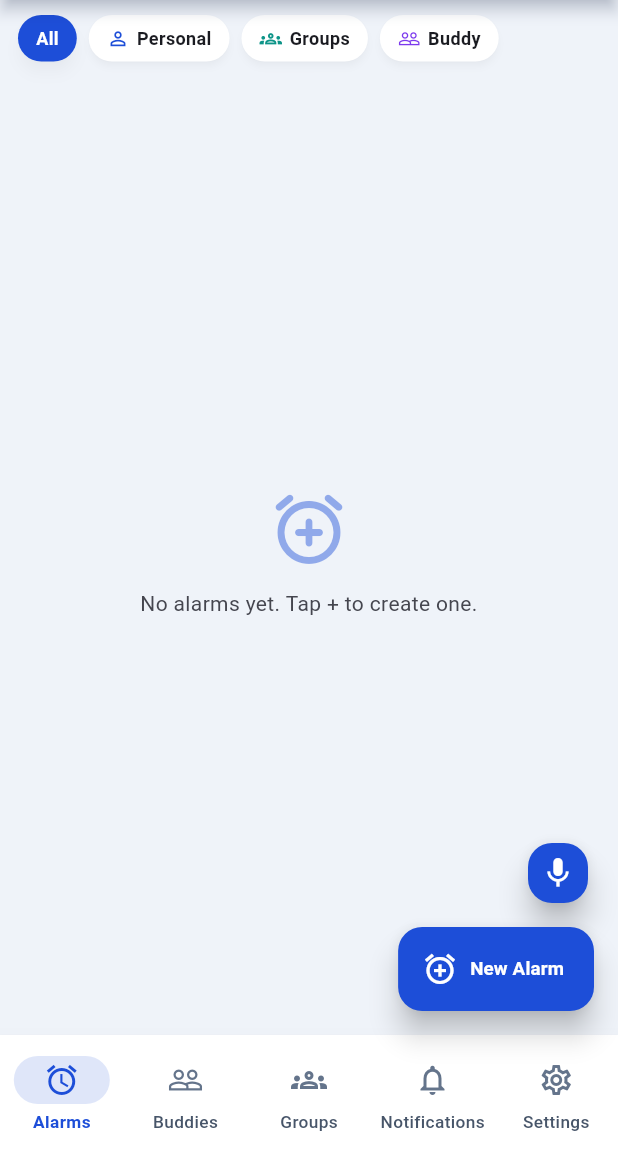
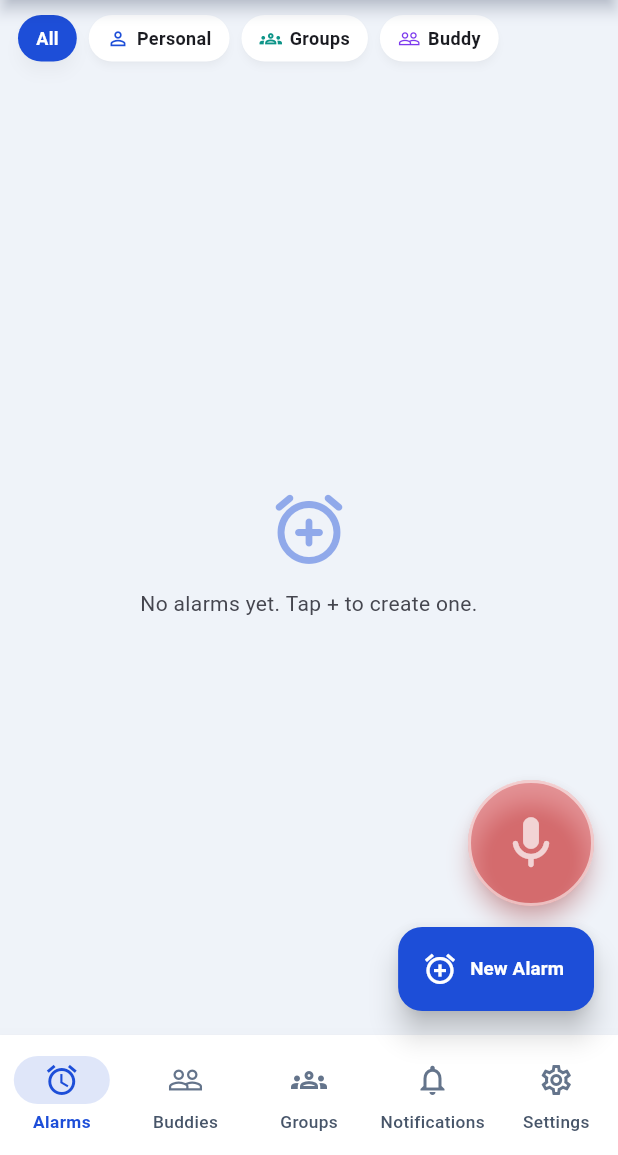
Before and after one commit to u3mnaiem-hub/galarm-enhanced, a Flutter app: the HomeShell screen opened directly, on a phone screen of 412 x 824 dp, the part 81-1236 px from its top. Run offline on Flutter 3.47's test engine with Material 3 defaults, Android fonts, the phone set to English and light mode, and no system bars; our stand-ins replace audioplayers, cloud_firestore, connectivity_plus, drift, file_picker, firebase_auth and 7 more; accounts and stored records are empty; generated files the repository leaves out were written again.

Commit message:
feat: full-screen buddy alarm screen on Android 14/15, buddy/group status notifications, and 4x red blinking semi-transparent mic button (v1.3.12+13)

```diff
--- a/lib/presentation/providers/app_providers.dart
+++ b/lib/presentation/providers/app_providers.dart
@@ -35,6 +35,7 @@ final alarmRepositoryProvider = Provider<AlarmRepository>((ref) {
     ref.watch(nativeAlarmChannelProvider),
     ref.watch(firestoreServiceProvider),
     () => ref.read(currentUserIdProvider),
+    () => ref.read(currentUserNameProvider),
   );
 });
 
--- a/lib/presentation/screens/home_shell.dart
+++ b/lib/presentation/screens/home_shell.dart
@@ -1,9 +1,11 @@
 import 'dart:async';
+import 'package:drift/drift.dart' hide Column;
 import 'package:firebase_auth/firebase_auth.dart';
 import 'package:firebase_core/firebase_core.dart';
 import '../../l10n/tr.dart';
 import 'package:flutter/material.dart';
 import 'package:flutter_riverpod/flutter_riverpod.dart';
+import '../../data/local/app_database.dart';
 import '../../data/remote/fcm_alarm_service.dart';
 import '../../data/remote/firestore_service.dart';
 import '../../domain/entities/alarm.dart';
@@ -23,23 +25,44 @@ class HomeShell extends ConsumerStatefulWidget {
   ConsumerState<HomeShell> createState() => _HomeShellState();
 }
 
-class _HomeShellState extends ConsumerState<HomeShell> with WidgetsBindingObserver {
+class _HomeShellState extends ConsumerState<HomeShell>
+    with WidgetsBindingObserver, SingleTickerProviderStateMixin {
   int _index = 0;
   StreamSubscription<List<Alarm>>? _sharedByUidSub;
   StreamSubscription<List<Alarm>>? _sharedByPhoneSub;
+  StreamSubscription<List<Map<String, dynamic>>>? _statusEventsSub;
+
+  // Red mic button 10-second blinking animation on app start
+  late final AnimationController _micBlinkCtrl;
+  Timer? _micBlinkStopTimer;
+  bool _isMicBlinking = true;
 
   @override
   void initState() {
     super.initState();
     WidgetsBinding.instance.addObserver(this);
+
+    _micBlinkCtrl = AnimationController(
+      vsync: this,
+      duration: const Duration(milliseconds: 520),
+    )..repeat(reverse: true);
+    _micBlinkStopTimer = Timer(const Duration(seconds: 10), () {
+      if (!mounted) return;
+      _micBlinkCtrl.stop();
+      setState(() => _isMicBlinking = false);
+    });
+
     Future.microtask(_syncAlarmsWithNative);
     Future.microtask(_initFirebaseSyncAndFcm);
   }
 
   @override
   void dispose() {
+    _micBlinkStopTimer?.cancel();
+    _micBlinkCtrl.dispose();
     _sharedByUidSub?.cancel();
     _sharedByPhoneSub?.cancel();
+    _statusEventsSub?.cancel();
     WidgetsBinding.instance.removeObserver(this);
     super.dispose();
   }
@@ -47,6 +70,7 @@ class _HomeShellState extends ConsumerState<HomeShell> with WidgetsBindingObserv
   Future<void> _initFirebaseSyncAndFcm() async {
     final fs = ref.read(firestoreServiceProvider);
     final repo = ref.read(alarmRepositoryProvider);
+    final db = ref.read(appDatabaseProvider);
     final uid = ref.read(currentUserIdProvider);
     final phone = ref.read(currentUserPhoneProvider);
     if (fs == null || uid == 'local_user') return;
@@ -77,6 +101,49 @@ class _HomeShellState extends ConsumerState<HomeShell> with WidgetsBindingObserv
         onError: (_) {},
       );
     }
+
+    // Listen for buddy/group status updates (Done / Missed) to show in Notifications tab
+    _statusEventsSub?.cancel();
+    _statusEventsSub = fs.watchSharedAlarmStatusEvents(uid).listen(
+      (events) async {
+        for (final ev in events) {
+          final id = (ev['id'] as String?) ?? '';
+          final actorUid = (ev['actorUid'] as String?) ?? '';
+          if (id.isEmpty || actorUid == uid) continue;
+
+          final actorName = (ev['actorName'] as String?) ?? 'صديق';
+          final alarmTitle = (ev['alarmTitle'] as String?) ?? 'منبّه مشترك';
+          final alarmId = (ev['alarmId'] as String?) ?? '';
+          final status = (ev['status'] as String?) ?? 'done';
+          final atMillis = (ev['atMillis'] as num?)?.toInt() ??
+              DateTime.now().toUtc().millisecondsSinceEpoch;
+
+          final isDone = status == 'done';
+          await db.upsertNotification(
+            NotificationsTableCompanion(
+              id: Value(id),
+              title: Value(
+                isDone
+                    ? 'أنهى $actorName المنبّه ✓ • $alarmTitle'
+                    : 'فات $actorName المنبّه • $alarmTitle',
+              ),
+              body: Value(
+                isDone
+                    ? 'تم إيقاف/إنهاء المنبّه بنجاح على هاتف $actorName'
+                    : 'لم يرد $actorName على المنبّه في موعده',
+              ),
+              kind: Value(isDone ? 'buddy_done' : 'buddy_missed'),
+              alarmId: Value(alarmId),
+              createdAtUtc: Value(
+                DateTime.fromMillisecondsSinceEpoch(atMillis, isUtc: true),
+              ),
+              isRead: const Value(false),
+            ),
+          );
+        }
+      },
+      onError: (_) {},
+    );
 
     // 2) Flush any queued shared alarms that failed while offline
     unawaited(repo.flushSyncQueue());
@@ -139,6 +206,54 @@ class _HomeShellState extends ConsumerState<HomeShell> with WidgetsBindingObserv
     SettingsTab(),
   ];
 
+  Widget _buildRedMicButton(BuildContext context) {
+    // Always red regardless of selected color theme, ~4x area of small FAB (84x84 vs 40x40),
+    // semi-transparent so underlying text shows through, blinking for first 10 seconds.
+    const alwaysRed = Color(0xFFDC2626);
+    return AnimatedBuilder(
+      animation: _micBlinkCtrl,
+      builder: (context, child) {
+        final double bgOpacity =
+            _isMicBlinking ? (0.28 + (_micBlinkCtrl.value * 0.50)) : 0.68;
+        final double iconOpacity =
+            _isMicBlinking ? (0.55 + (_micBlinkCtrl.value * 0.45)) : 0.92;
+        return Material(
+          color: alwaysRed.withOpacity(bgOpacity),
+          shape: CircleBorder(
+            side: BorderSide(
+              color: Colors.white.withOpacity(_isMicBlinking ? 0.55 : 0.35),
+              width: 2,
+            ),
+          ),
+          elevation: 6,
+          shadowColor: alwaysRed.withOpacity(0.55),
+          child: InkWell(
+            customBorder: const CircleBorder(),
+            onTap: () {
+              showModalBottomSheet(
+                context: context,
+                isScrollControlled: true,
+                builder: (_) => const VoiceAssistantSheet(),
+              );
+            },
+            child: Tooltip(
+              message: context.tr('Voice Assistant', 'المساعد الصوتي'),
+              child: SizedBox(
+                width: 84,
+                height: 84,
+                child: Icon(
+                  Icons.mic_rounded,
+                  size: 42,
+                  color: Colors.white.withOpacity(iconOpacity),
+                ),
+              ),
+            ),
+          ),
+        );
+      },
+    );
+  }
+
   @override
   Widget build(BuildContext context) {
     // Re-attach Firestore shared-alarm listeners if the user signs in from Settings
@@ -154,6 +269,9 @@ class _HomeShellState extends ConsumerState<HomeShell> with WidgetsBindingObserv
       }
     });
 
+    final notifs = ref.watch(notificationsStreamProvider).valueOrNull ?? const [];
+    final unreadCount = notifs.where((n) => !n.isRead).length;
+
     return Scaffold(
       body: IndexedStack(index: _index, children: _pages),
       floatingActionButton: _index == 0
@@ -161,19 +279,8 @@ class _HomeShellState extends ConsumerState<HomeShell> with WidgetsBindingObserv
               mainAxisSize: MainAxisSize.min,
               crossAxisAlignment: CrossAxisAlignment.end,
               children: [
-                FloatingActionButton.small(
-                  heroTag: 'voice_assistant_fab',
-                  onPressed: () {
-                    showModalBottomSheet(
-                      context: context,
-                      isScrollControlled: true,
-                      builder: (_) => const VoiceAssistantSheet(),
-                    );
-                  },
-                  tooltip: context.tr('Voice Assistant', 'المساعد الصوتي'),
-                  child: const Icon(Icons.mic),
-                ),
-                const SizedBox(height: 12),
+                _buildRedMicButton(context),
+                const SizedBox(height: 14),
                 FloatingActionButton.extended(
                   heroTag: 'new_alarm_fab',
                   onPressed: () {
@@ -207,8 +314,16 @@ class _HomeShellState extends ConsumerState<HomeShell> with WidgetsBindingObserv
             label: context.tr('Groups', 'المجموعات'),
           ),
           NavigationDestination(
-            icon: const Icon(Icons.notifications_outlined),
-            selectedIcon: const Icon(Icons.notifications),
+            icon: Badge.count(
+              count: unreadCount,
+              isLabelVisible: unreadCount > 0,
+              child: const Icon(Icons.notifications_outlined),
+            ),
+            selectedIcon: Badge.count(
+              count: unreadCount,
+              isLabelVisible: unreadCount > 0,
+              child: const Icon(Icons.notifications),
+            ),
             label: context.tr('Notifications', 'الإشعارات'),
           ),
           NavigationDestination(
--- a/pubspec.yaml
+++ b/pubspec.yaml
@@ -1,7 +1,7 @@
 name: galarm_enhanced
 description: G-Alarm Enhanced (PulseRing) - Social Alarm Clock, Group Events & Reminders.
 publish_to: "none"
-version: 1.3.11+12
+version: 1.3.12+13
 
 environment:
   sdk: ">=3.3.0 <4.0.0"
```
Also changed, not shown: lib/data/remote/firestore_service.dart (+47 -0 lines), lib/data/repositories/alarm_repository.dart (+93 -9 lines), lib/presentation/screens/notifications_tab.dart (+56 -10 lines), 3 other files.
